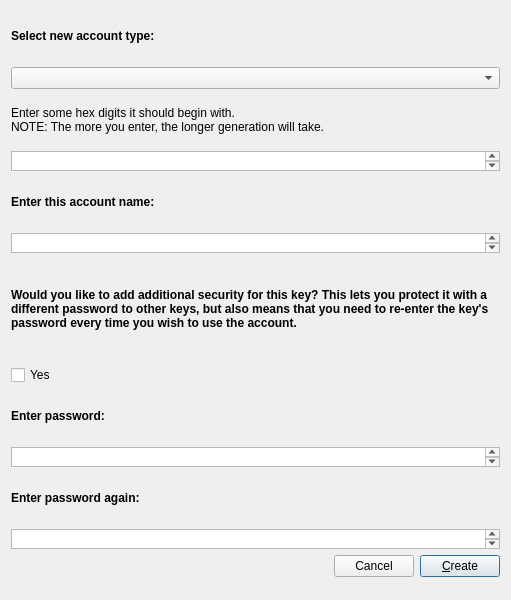
First picture: the form in alethzero/NewAccount.ui, repository ethereum-mining/ethminer, before the edit.
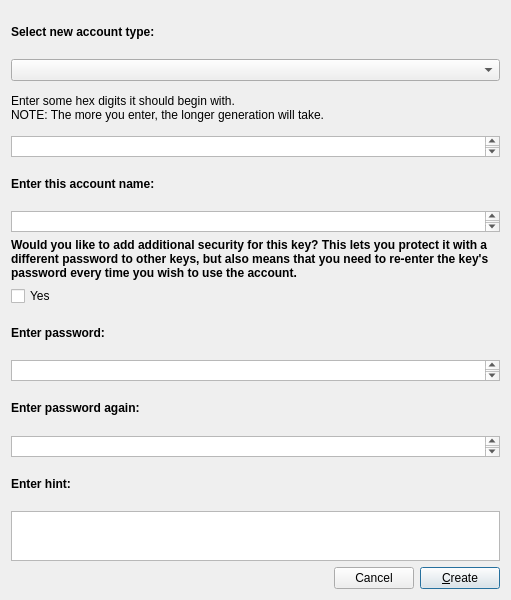
Second picture: the form after the edit.

Commit message: new account plugin finished

```diff
--- a/alethzero/NewAccount.ui
+++ b/alethzero/NewAccount.ui
@@ -13,6 +13,9 @@
   <property name="windowTitle">
    <string>Dialog</string>
   </property>
+  <property name="styleSheet">
+   <string notr="true"/>
+  </property>
   <layout class="QVBoxLayout" name="verticalLayout">
    <item>
     <widget class="QLabel" name="selectTypeLabel">
@@ -58,7 +61,7 @@
      <property name="maximumSize">
       <size>
        <width>16777215</width>
-       <height>20</height>
+       <height>21</height>
       </size>
      </property>
     </widget>
@@ -81,16 +84,9 @@
      <property name="maximumSize">
       <size>
        <width>16777215</width>
-       <height>20</height>
+       <height>21</height>
       </size>
      </property>
-     <property name="html">
-      <string>&lt;!DOCTYPE HTML PUBLIC &quot;-//W3C//DTD HTML 4.0//EN&quot; &quot;http://www.w3.org/TR/REC-html40/strict.dtd&quot;&gt;
-&lt;html&gt;&lt;head&gt;&lt;meta name=&quot;qrichtext&quot; content=&quot;1&quot; /&gt;&lt;style type=&quot;text/css&quot;&gt;
-p, li { white-space: pre-wrap; }
-&lt;/style&gt;&lt;/head&gt;&lt;body style=&quot; font-family:'.Helvetica Neue DeskInterface'; font-size:13pt; font-weight:400; font-style:normal;&quot;&gt;
-&lt;p style=&quot;-qt-paragraph-type:empty; margin-top:0px; margin-bottom:0px; margin-left:0px; margin-right:0px; -qt-block-indent:0; text-indent:0px;&quot;&gt;&lt;br /&gt;&lt;/p&gt;&lt;/body&gt;&lt;/html&gt;</string>
-     </property>
     </widget>
    </item>
    <item>
@@ -133,14 +129,11 @@
     </widget>
    </item>
    <item>
-    <widget class="QTextEdit" name="enterPasswordText">
-     <property name="enabled">
-      <bool>true</bool>
-     </property>
+    <widget class="QTextEdit" name="passwordText">
      <property name="maximumSize">
       <size>
        <width>16777215</width>
-       <height>20</height>
+       <height>21</height>
       </size>
      </property>
     </widget>
@@ -159,14 +152,28 @@
     </widget>
    </item>
    <item>
-    <widget class="QTextEdit" name="enterPasswordAgainText">
-     <property name="enabled">
-      <bool>true</bool>
+    <widget class="QTextEdit" name="passwordAgainText">
+     <property name="maximumSize">
+      <size>
+       <width>16777215</width>
+       <height>21</height>
+      </size>
      </property>
+    </widget>
+   </item>
+   <item>
+    <widget class="QLabel" name="hintLabel">
+     <property name="text">
+      <string>&lt;html&gt;&lt;head/&gt;&lt;body&gt;&lt;p&gt;&lt;span style=&quot; font-weight:600;&quot;&gt;Enter hint:&lt;/span&gt;&lt;/p&gt;&lt;/body&gt;&lt;/html&gt;</string>
+     </property>
+    </widget>
+   </item>
+   <item>
+    <widget class="QTextEdit" name="hintText">
      <property name="maximumSize">
       <size>
        <width>16777215</width>
-       <height>20</height>
+       <height>50</height>
       </size>
      </property>
     </widget>
@@ -188,6 +195,15 @@
      </item>
      <item>
       <widget class="QPushButton" name="cancel">
+       <property name="maximumSize">
+        <size>
+         <width>83</width>
+         <height>16777215</height>
+        </size>
+       </property>
+       <property name="layoutDirection">
+        <enum>Qt::LeftToRight</enum>
+       </property>
        <property name="text">
         <string>Cancel</string>
        </property>
@@ -195,6 +211,21 @@
      </item>
      <item>
       <widget class="QPushButton" name="create">
+       <property name="sizePolicy">
+        <sizepolicy hsizetype="Minimum" vsizetype="Fixed">
+         <horstretch>0</horstretch>
+         <verstretch>0</verstretch>
+        </sizepolicy>
+       </property>
+       <property name="maximumSize">
+        <size>
+         <width>83</width>
+         <height>16777215</height>
+        </size>
+       </property>
+       <property name="layoutDirection">
+        <enum>Qt::LeftToRight</enum>
+       </property>
        <property name="text">
         <string>&amp;Create</string>
        </property>
```
Left out of the diff: 32 changed lines with no effect on the pictures. The commit also changes 5 other files.
